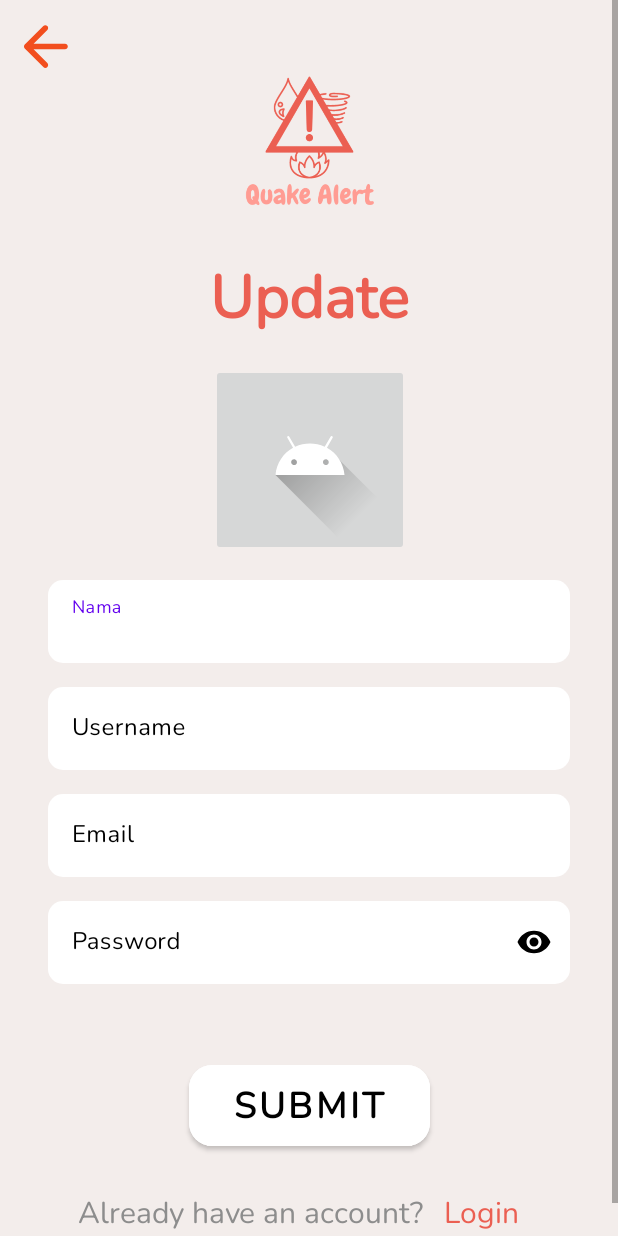
After one commit to NOBOGG/QuakeAlert, an Android app: the UpdateUserActivity screen opened directly, with no data from a screen before it, on a phone screen of 412 x 824 dp. The commit adds this screen. Run offline under Robolectric (Android 15) with nearby library versions, the phone set to English and light mode, and no system bars; our stand-ins replace Dagger/Hilt's generated code; network calls fail; pictures from the network do not load; 1 statement that could not run was skipped.

Commit message:
Update sudah bisa cmn image tidak bisa

```diff
--- a/app/src/main/java/com/owen/quakealert_owen/adapter/CommentAdapter.kt
+++ b/app/src/main/java/com/owen/quakealert_owen/adapter/CommentAdapter.kt
@@ -1,5 +1,6 @@
 package com.owen.quakealert_owen.adapter
 
+import android.app.AlertDialog
 import android.content.Intent
 import android.view.LayoutInflater
 import android.view.View
@@ -65,12 +66,24 @@ class CommentAdapter(private val dataSet: ArrayList<DataX>) :
 //                viewHolder.binding.trashBtn.visibility = View.INVISIBLE
 //            } else {
 //                viewHolder.binding.trashBtn.visibility = View.VISIBLE
+
                 viewHolder.binding.trashBtn.setOnClickListener {
-                    val myIntent =
-                        Intent(viewHolder.itemView.context, MainActivity::class.java).apply {
-                            putExtra("commentdel_id", dataSet[position].id)
-                        }
-                    viewHolder.itemView.context.startActivity(myIntent)
+                    val alertDialog = AlertDialog.Builder(it.context)
+                    alertDialog.apply {
+                        setTitle("Konfirmasi")
+                        setMessage("Apakah anda yakin untuk menghapus komen ini?")
+                        setNegativeButton("No", { dialogInterface, i -> dialogInterface.dismiss() })
+                        setPositiveButton("Yes", { dialogInterface, i -> dialogInterface.dismiss()
+                            val myIntent =
+                                Intent(viewHolder.itemView.context, MainActivity::class.java).apply {
+                                    putExtra("commentdel_id", dataSet[position].id)
+                                }
+                            viewHolder.itemView.context.startActivity(myIntent)
+                            Toast.makeText(it.context, "Komen Berhasil Di Hapus", Toast.LENGTH_SHORT).show()
+                        })
+                        alertDialog.show()
+                    }
+
                 }
 //            }
 //        }
--- a/app/src/main/java/com/owen/quakealert_owen/helper/Const.kt
+++ b/app/src/main/java/com/owen/quakealert_owen/helper/Const.kt
@@ -3,7 +3,7 @@ package com.owen.quakealert_owen.helper
 object Const {
 
     const val URL_GEMPA = "https://data.bmkg.go.id/"
-    const val BASE_URL_LOCALHOST = "http://192.168.18.45:1323/"
+    const val BASE_URL_LOCALHOST = "http://192.168.1.16:1323/"
     const val IMG_URL = "https://data.bmkg.go.id/DataMKG/TEWS/"
 
 }
--- a/app/src/main/java/com/owen/quakealert_owen/repository/UserRepository.kt
+++ b/app/src/main/java/com/owen/quakealert_owen/repository/UserRepository.kt
@@ -21,6 +21,10 @@ class UserRepository @Inject constructor(private val api: EndPointApi) {
     //get user
     suspend fun getUserbyId(id:Int) = api.getUserbyId(id)
 
+    //update user
+    fun updateUser(id:Int, name: String, username: String, password: String, email: String, status: String, image: String)
+    = api.updateUser(id, name, username, password, email, status, image)
+
     //delete comment
     fun deleteComment(id:Int)
         = api.deleteComment(id)
--- a/app/src/main/java/com/owen/quakealert_owen/retrofit/EndPointApi.kt
+++ b/app/src/main/java/com/owen/quakealert_owen/retrofit/EndPointApi.kt
@@ -12,6 +12,7 @@ import retrofit2.http.DELETE
 import retrofit2.http.Field
 import retrofit2.http.FormUrlEncoded
 import retrofit2.http.GET
+import retrofit2.http.PATCH
 import retrofit2.http.POST
 import retrofit2.http.Path
 import retrofit2.http.Query
@@ -64,6 +65,19 @@ interface EndPointApi {
         @Field("image") image:String
     ):Call<SubmitRegister>
 
+    //Update User
+    @FormUrlEncoded
+    @PATCH("update")
+    fun updateUser(
+        @Field("id") id:Int,
+        @Field("name") name:String,
+        @Field("username") username:String,
+        @Field("password") password:String,
+        @Field("email") email:String,
+        @Field("status") status:String,
+        @Field("image") image:String
+    ):Call<SubmitRegister>
+
     //Login User
     @FormUrlEncoded
     @POST("login")
--- a/app/src/main/java/com/owen/quakealert_owen/view/ProfileFragment.kt
+++ b/app/src/main/java/com/owen/quakealert_owen/view/ProfileFragment.kt
@@ -1,6 +1,7 @@
 package com.owen.quakealert_owen.view
 
 import android.content.Intent
+import android.net.Uri
 import android.os.Bundle
 import androidx.fragment.app.Fragment
 import android.view.LayoutInflater
@@ -38,17 +39,22 @@ class ProfileFragment : Fragment() {
 
             binding.emailTv.visibility = View.VISIBLE
             binding.updateprofileBtn.visibility = View.VISIBLE
+
+            //update
+            binding.updateprofileBtn.setOnClickListener {
+                val intent = Intent(context, UpdateUserActivity::class.java)
+                intent.putExtra("profile_id", loginID)
+                startActivity(intent)
+            }
+
             viewModel.user.observe(viewLifecycleOwner, Observer { response ->
-                Toast.makeText(context, "nama"+response.name, Toast.LENGTH_SHORT).show()
+//                Toast.makeText(context, "nama"+response.name, Toast.LENGTH_SHORT).show()
                 binding.nameTv.apply {
                     text = response.name
                 }
                 binding.emailTv.apply {
                     text = response.email
                 }
-//                binding.textView3.apply {
-//                    text = response.status
-//                }
                 if(response.status != "admin"){
                     binding.textView3.apply {
                         visibility = View.GONE
@@ -58,6 +64,7 @@ class ProfileFragment : Fragment() {
                         visibility = View.VISIBLE
                     }
                 }
+                binding.imageView2.setImageURI(Uri.parse(response.image))
             })
             binding.loginfirstBtn.text = "Logout"
             binding.loginfirstBtn.setOnClickListener {
--- /dev/null
+++ b/app/src/main/java/com/owen/quakealert_owen/view/UpdateUserActivity.kt
@@ -0,0 +1,110 @@
+package com.owen.quakealert_owen.view
+
+import android.app.Activity
+import android.content.Intent
+import android.net.Uri
+import android.os.Build
+import androidx.appcompat.app.AppCompatActivity
+import android.os.Bundle
+import android.widget.Toast
+import androidx.activity.result.contract.ActivityResultContracts
+import androidx.lifecycle.Observer
+import androidx.lifecycle.ViewModelProvider
+import com.owen.quakealert_owen.R
+import com.owen.quakealert_owen.databinding.ActivityUpdateUserBinding
+import com.owen.quakealert_owen.model.SubmitRegister
+import com.owen.quakealert_owen.view.MainActivity.Companion.loginID
+import com.owen.quakealert_owen.viewmodel.UserViewModel
+import dagger.hilt.android.AndroidEntryPoint
+
+@AndroidEntryPoint
+class UpdateUserActivity : AppCompatActivity() {
+
+    private lateinit var binding: ActivityUpdateUserBinding
+    private lateinit var viewModel: UserViewModel
+    var tempUri:String =""
+
+    override fun onCreate(savedInstanceState: Bundle?) {
+        super.onCreate(savedInstanceState)
+        binding = ActivityUpdateUserBinding.inflate(layoutInflater)
+        setContentView(binding.root)
+
+        supportActionBar?.hide()
+
+        viewModel = ViewModelProvider(this).get(UserViewModel::class.java)
+        Display()
+
+
+
+        binding.profileimageBtn.setOnClickListener{
+            val myIntent = Intent(Intent.ACTION_OPEN_DOCUMENT)
+            myIntent.type="image/*"
+            GetResult.launch(myIntent)
+        }
+
+        binding.updateBtn.setOnClickListener {
+            val profileID = intent.getIntExtra("profile_id",0)
+            val name = binding.nameEdittext.text.toString().trim()
+            val username = binding.usernameEdittext.text.toString().trim()
+            val password = binding.passwordEdittext.text.toString().trim()
+            val email = binding.emailEdittext.text.toString().trim()
+            //get image url
+            val image = binding.profileimageBtn.imageAlpha.toString().trim()
+
+            viewModel = ViewModelProvider(this).get(UserViewModel::class.java)
+            viewModel.updateUser(profileID, name, username, password, email, "member", image).enqueue(object : retrofit2.Callback<SubmitRegister>{
+                override fun onResponse(
+                    call: retrofit2.Call<SubmitRegister>,
+                    response: retrofit2.Response<SubmitRegister>
+                ) {
+                    if (response.isSuccessful){
+                        Toast.makeText(this@UpdateUserActivity, "Update Berhasil", Toast.LENGTH_SHORT).show()
+                        val myIntent = Intent(this@UpdateUserActivity, MainActivity::class.java)
+                        startActivity(myIntent)
+                        finish()
+                    }else{
+                        Toast.makeText(this@UpdateUserActivity, "Update Berhasil", Toast.LENGTH_SHORT).show()
+                    }
+                }
+
+                override fun onFailure(call: retrofit2.Call<SubmitRegister>, t: Throwable) {
+                    Toast.makeText(this@UpdateUserActivity, "Update Berhasil", Toast.LENGTH_SHORT).show()
+                }
+            })
+        }
+
+    }
+    private val GetResult = registerForActivityResult(ActivityResultContracts.StartActivityForResult()){
+        if(it.resultCode == Activity.RESULT_OK){
+            val uri = it.data?.data
+            binding.profileimageBtn.setImageURI(uri)
+            if(uri!=null) {
+                if (Build.VERSION.SDK_INT >= Build.VERSION_CODES.Q) {
+                    baseContext.getContentResolver().takePersistableUriPermission(
+                        uri,
+                        Intent.FLAG_GRANT_READ_URI_PERMISSION or Intent.FLAG_GRANT_WRITE_URI_PERMISSION
+                    )
+                }
+                tempUri = uri.toString()
+            }
+        }
+    }
+
+    private fun Display(){
+
+        viewModel.getUserbyId(loginID)
+        viewModel.user.observe(this, Observer { response ->
+
+            binding.nameEdittext.setText(response.name)
+            binding.usernameEdittext.setText(response.username)
+            binding.emailEdittext.setText(response.email)
+            binding.profileimageBtn.setImageURI(Uri.parse(response.image))
+
+            if (response.image.isNotEmpty()) {
+                binding.profileimageBtn.setImageURI(Uri.parse(response.image))
+            } else {
+                binding.profileimageBtn.setImageResource(R.drawable.ic_launcher_foreground)
+            }
+        })
+    }
+}
--- a/app/src/main/java/com/owen/quakealert_owen/viewmodel/UserViewModel.kt
+++ b/app/src/main/java/com/owen/quakealert_owen/viewmodel/UserViewModel.kt
@@ -24,6 +24,10 @@ class UserViewModel @Inject constructor(private val repository: UserRepository):
     //create user
     fun createUser(name: String, username: String, password: String, email: String, status: String, image: String) =
         repository.insertUser(name, username, password, email, status, image)
+
+    //update user
+    fun updateUser(id:Int, name: String, username: String, password: String, email: String, status: String, image: String) =
+        repository.updateUser(id, name, username, password, email, status, image)
 
     //login user
     fun loginUser(email: String,password: String) =
--- /dev/null
+++ b/app/src/main/res/layout/activity_update_user.xml
@@ -0,0 +1,227 @@
+<?xml version="1.0" encoding="utf-8"?>
+<androidx.constraintlayout.widget.ConstraintLayout xmlns:android="http://schemas.android.com/apk/res/android"
+    xmlns:app="http://schemas.android.com/apk/res-auto"
+    xmlns:tools="http://schemas.android.com/tools"
+    android:layout_width="match_parent"
+    android:layout_height="match_parent"
+    android:background="#F3EDEB"
+    tools:context=".view.UpdateUserActivity">
+
+    <ScrollView
+        android:layout_width="match_parent"
+        android:layout_height="0dp"
+        app:layout_constraintBottom_toBottomOf="parent"
+        app:layout_constraintEnd_toEndOf="parent"
+        app:layout_constraintHorizontal_bias="0.0"
+        app:layout_constraintStart_toStartOf="parent"
+        app:layout_constraintTop_toTopOf="parent"
+        app:layout_constraintVertical_bias="0.0">
+
+        <androidx.constraintlayout.widget.ConstraintLayout
+            android:layout_width="match_parent"
+            android:layout_height="wrap_content">
+
+            <TextView
+                android:id="@+id/update_tv"
+                android:layout_width="wrap_content"
+                android:layout_height="wrap_content"
+                android:fontFamily="@font/nunito"
+                android:text="Update"
+                android:textColor="#EB5F52"
+                android:textSize="40sp"
+                android:textStyle="bold"
+                app:layout_constraintEnd_toEndOf="parent"
+                app:layout_constraintStart_toStartOf="parent"
+                app:layout_constraintTop_toBottomOf="@+id/imageView7" />
+
+            <ImageButton
+                android:id="@+id/profileimage_btn"
+                android:layout_width="wrap_content"
+                android:layout_height="wrap_content"
+                android:layout_marginTop="16dp"
+                app:layout_constraintEnd_toEndOf="@+id/update_tv"
+                app:layout_constraintStart_toStartOf="@+id/update_tv"
+                app:layout_constraintTop_toBottomOf="@+id/update_tv"
+                app:srcCompat="@drawable/ic_launcher_foreground"
+                tools:ignore="SpeakableTextPresentCheck" />
+
+            <com.google.android.material.textfield.TextInputLayout
+                android:id="@+id/email_layout"
+                android:layout_width="0dp"
+                android:layout_height="match_parent"
+                android:layout_marginTop="16dp"
+                android:textColorHint="#000000"
+                app:boxCornerRadiusBottomEnd="10dp"
+                app:boxCornerRadiusBottomStart="10dp"
+                app:boxCornerRadiusTopEnd="10dp"
+                app:boxCornerRadiusTopStart="10dp"
+                app:boxStrokeWidth="0dp"
+                app:boxStrokeWidthFocused="0dp"
+                app:layout_constraintEnd_toEndOf="@+id/username_layout"
+                app:layout_constraintStart_toStartOf="@+id/username_layout"
+                app:layout_constraintTop_toBottomOf="@+id/username_layout">
+
+
+                <com.google.android.material.textfield.TextInputEditText
+                    android:id="@+id/email_edittext"
+                    android:layout_width="match_parent"
+                    android:layout_height="wrap_content"
+                    android:backgroundTint="#ffffff"
+                    android:fontFamily="@font/nunito"
+                    android:hint="Email" />
+            </com.google.android.material.textfield.TextInputLayout>
+
+            <com.google.android.material.textfield.TextInputLayout
+                android:id="@+id/name_layout"
+                android:layout_width="match_parent"
+                android:layout_height="wrap_content"
+                android:layout_marginStart="32dp"
+                android:layout_marginTop="16dp"
+                android:layout_marginEnd="32dp"
+                android:textColorHint="#000000"
+                app:boxCornerRadiusBottomEnd="10dp"
+                app:boxCornerRadiusBottomStart="10dp"
+                app:boxCornerRadiusTopEnd="10dp"
+                app:boxCornerRadiusTopStart="10dp"
+                app:boxStrokeWidth="0dp"
+                app:boxStrokeWidthFocused="0dp"
+                app:layout_constraintEnd_toEndOf="parent"
+                app:layout_constraintStart_toStartOf="parent"
+                app:layout_constraintTop_toBottomOf="@+id/profileimage_btn">
+
+                <com.google.android.material.textfield.TextInputEditText
+                    android:id="@+id/name_edittext"
+                    android:layout_width="match_parent"
+                    android:layout_height="wrap_content"
+                    android:backgroundTint="#FFFFFF"
+                    android:fontFamily="@font/nunito"
+                    android:hint="Nama" />
+            </com.google.android.material.textfield.TextInputLayout>
+
+            <com.google.android.material.textfield.TextInputLayout
+                android:id="@+id/username_layout"
+                android:layout_width="0dp"
+                android:layout_height="wrap_content"
+                android:layout_marginTop="16dp"
+                android:textColorHint="#000000"
+                app:boxCornerRadiusBottomEnd="10dp"
+                app:boxCornerRadiusBottomStart="10dp"
+                app:boxCornerRadiusTopEnd="10dp"
+                app:boxCornerRadiusTopStart="10dp"
+                app:boxStrokeWidth="0dp"
+                app:boxStrokeWidthFocused="0dp"
+                app:layout_constraintEnd_toEndOf="@+id/name_layout"
+                app:layout_constraintStart_toStartOf="@+id/name_layout"
+                app:layout_constraintTop_toBottomOf="@+id/name_layout">
+
+                <com.google.android.material.textfield.TextInputEditText
+                    android:id="@+id/username_edittext"
+                    android:layout_width="match_parent"
+                    android:layout_height="wrap_content"
+                    android:backgroundTint="#ffffff"
+                    android:fontFamily="@font/nunito"
+                    android:hint="Username" />
+
+            </com.google.android.material.textfield.TextInputLayout>
+
+            <com.google.android.material.textfield.TextInputLayout
+                android:id="@+id/password_layout"
+                android:layout_width="0dp"
+                android:layout_height="wrap_content"
+                android:layout_marginTop="16dp"
+                android:textColorHint="#000000"
+                app:boxCornerRadiusBottomEnd="10dp"
+                app:boxCornerRadiusBottomStart="10dp"
+                app:boxCornerRadiusTopEnd="10dp"
+                app:boxCornerRadiusTopStart="10dp"
+                app:boxStrokeWidth="0dp"
+                app:boxStrokeWidthFocused="0dp"
+                app:layout_constraintEnd_toEndOf="@+id/email_layout"
+                app:layout_constraintStart_toStartOf="@+id/email_layout"
+                app:layout_constraintTop_toBottomOf="@+id/email_layout"
+                app:passwordToggleEnabled="true"
+                app:passwordToggleTint="#000000">
+
+                <com.google.android.material.textfield.TextInputEditText
+                    android:id="@+id/password_edittext"
+                    android:layout_width="match_parent"
+                    android:layout_height="wrap_content"
+                    android:backgroundTint="#ffffff"
+                    android:fontFamily="@font/nunito"
+                    android:hint="Password"
+                    android:password="true" />
+            </com.google.android.material.textfield.TextInputLayout>
+
+            <Button
+                android:id="@+id/update_btn"
+                android:layout_width="wrap_content"
+                android:layout_height="wrap_content"
+                android:layout_marginTop="48dp"
+                android:backgroundTint="#FFFFFF"
+                android:fontFamily="@font/nunito"
+                android:paddingLeft="30dp"
+                android:paddingTop="10dp"
+                android:paddingRight="30dp"
+                android:paddingBottom="10dp"
+                android:text="Submit"
+                android:textColor="#000000"
+                android:textSize="24sp"
+                android:textStyle="bold"
+                app:cornerRadius="15dp"
+                app:layout_constraintEnd_toEndOf="@+id/password_layout"
+                app:layout_constraintStart_toStartOf="@+id/password_layout"
+                app:layout_constraintTop_toBottomOf="@+id/password_layout" />
+
+
+            <TextView
+                android:id="@+id/dhaa_tv"
+                android:layout_width="wrap_content"
+                android:layout_height="wrap_content"
+                android:layout_marginStart="52dp"
+                android:layout_marginTop="24dp"
+                android:layout_marginBottom="24dp"
+                android:fontFamily="@font/nunito"
+                android:text="Already have an account?"
+                android:textColor="#8D8D8D"
+                android:textSize="20sp"
+                app:layout_constraintBottom_toBottomOf="parent"
+                app:layout_constraintStart_toStartOf="parent"
+                app:layout_constraintTop_toBottomOf="@+id/update_btn" />
+
+            <TextView
+                android:id="@+id/to_log_tv"
+                android:layout_width="wrap_content"
+                android:layout_height="wrap_content"
+                android:layout_marginEnd="52dp"
+                android:layout_marginBottom="24dp"
+                android:fontFamily="@font/nunito"
+                android:text="Login"
+                android:textColor="#EB5F52"
+                android:textSize="20sp"
+                app:layout_constraintBottom_toBottomOf="parent"
+                app:layout_constraintEnd_toEndOf="parent"
+                app:layout_constraintStart_toEndOf="@+id/dhaa_tv" />
+
+            <ImageView
+                android:id="@+id/imageView7"
+                android:layout_width="170dp"
+                android:layout_height="170dp"
+                app:layout_constraintEnd_toEndOf="parent"
+                app:layout_constraintStart_toStartOf="parent"
+                app:layout_constraintTop_toTopOf="parent"
+                app:srcCompat="@drawable/quake_alert" />
+
+            <ImageView
+                android:id="@+id/backreg_btn"
+                android:layout_width="30dp"
+                android:layout_height="30dp"
+                android:layout_marginStart="16dp"
+                android:layout_marginTop="16dp"
+                app:layout_constraintStart_toStartOf="parent"
+                app:layout_constraintTop_toTopOf="parent"
+                app:srcCompat="@drawable/back_logo" />
+
+        </androidx.constraintlayout.widget.ConstraintLayout>
+    </ScrollView>
+
+</androidx.constraintlayout.widget.ConstraintLayout>
--- a/app/src/main/res/layout/fragment_comment.xml
+++ b/app/src/main/res/layout/fragment_comment.xml
@@ -31,7 +31,7 @@
                     android:layout_marginStart="16dp"
                     android:layout_marginTop="16dp"
                     android:fontFamily="@font/nunito"
-                    android:text="Comments"
+                    android:text="Live Comments"
                     android:textColor="#EB5F52"
                     android:textSize="40sp"
                     android:textStyle="bold"
```
Also changed, not shown: app/src/main/AndroidManifest.xml (+4 -3 lines).
